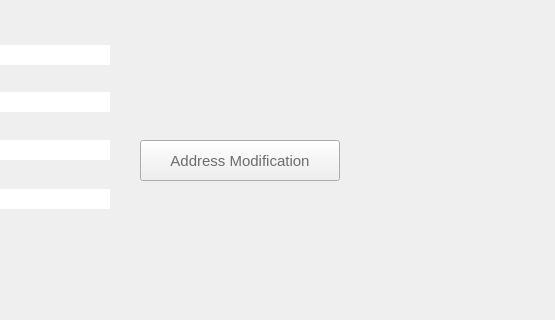
This is pteid-mw-pt/_src/eidmw/eidgui/mainwnd.ui in amagovpt/autenticacao.gov as Qt 5 draws it before an edit; both pictures show x 370 to 925 and y 345 to 665 of the 925 by 1042 pixel window. The edited form follows.
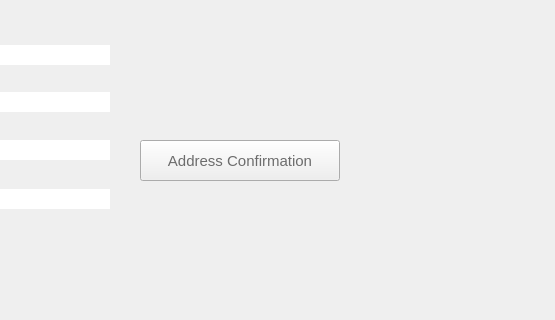
This is the edited form. The open tabs and pages were chosen to show the change. Icons and pictures are not drawn.

Commit message: Change string "Address change" to "Address confirmation"

Patch:
```diff
--- a/pteid-mw-pt/_src/eidmw/eidgui/mainwnd.ui
+++ b/pteid-mw-pt/_src/eidmw/eidgui/mainwnd.ui
@@ -1183,7 +1183,7 @@
 background-image: url(:/images/Images/backgrounds/bg_toolbarMenu2.png);          </string>
         </property>
         <property name="text">
-         <string>Address Modification</string>
+         <string>Address Confirmation</string>
         </property>
        </widget>
       </widget>
```
The commit also changes 4 other files.
